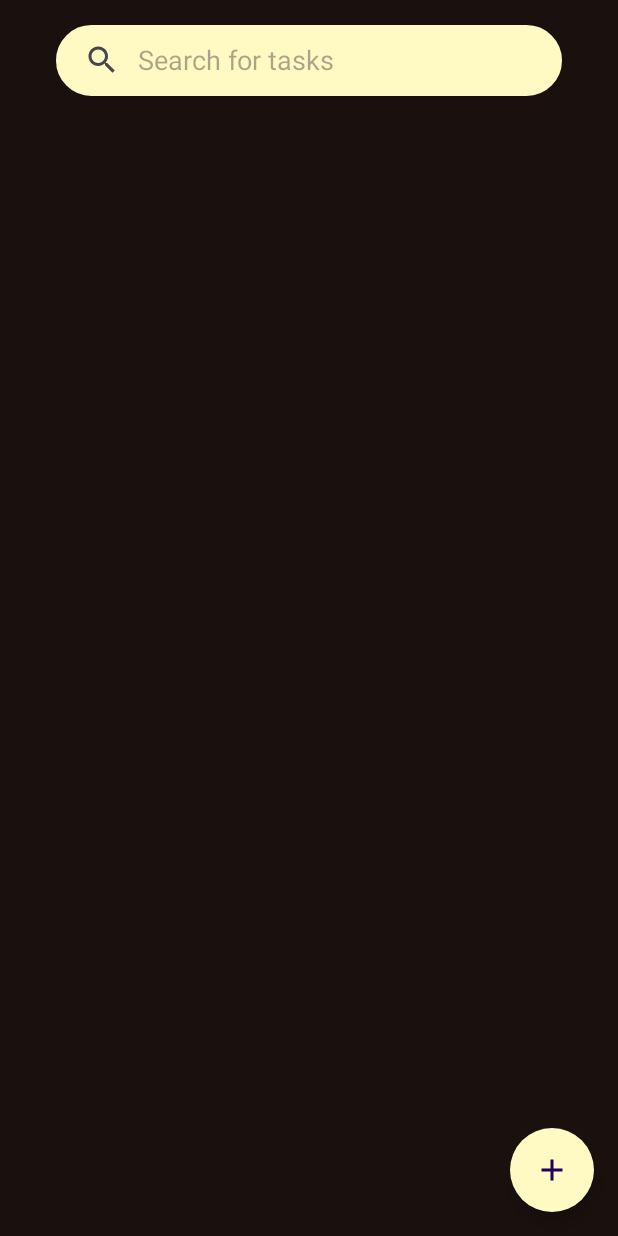
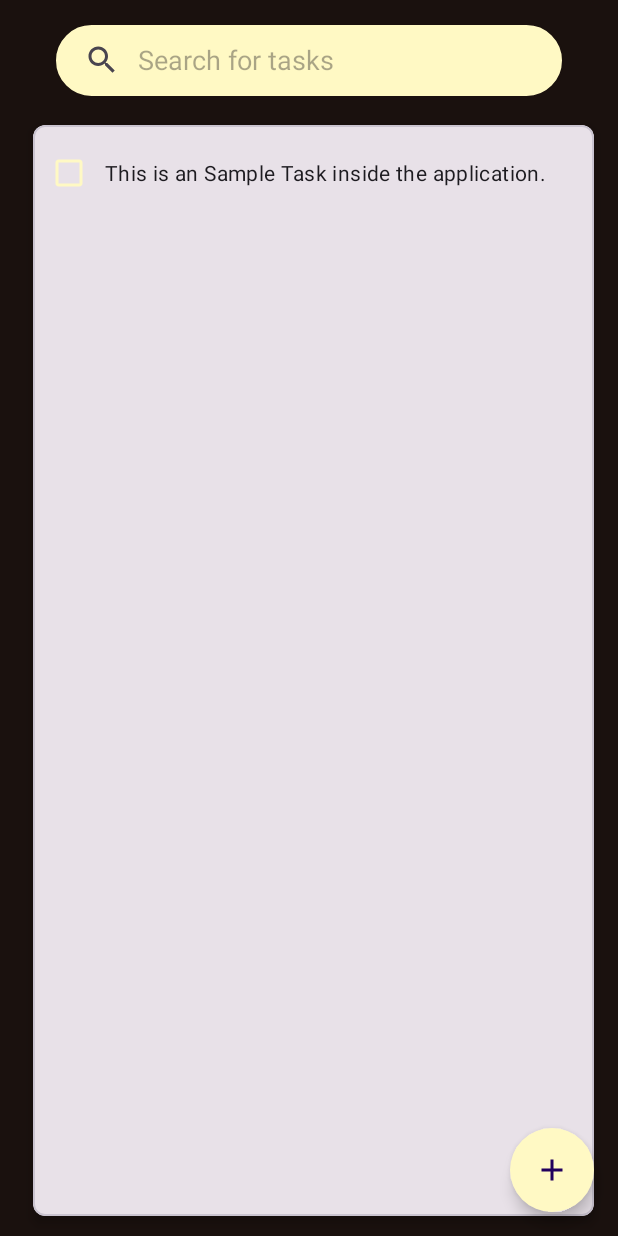
Before and after one commit to grigroviska/Nopedot, an Android app: the layout fragment_task_feed.xml on its own in the app's theme, with its tools: preview values and no code run, on a phone screen of 412 x 824 dp. Run offline under Robolectric (Android 15) with nearby library versions, the light colour scheme and no system bars.

Commit message:
The foundations for the Task page have been created.

```diff
--- a/app/src/main/res/layout/fragment_task_feed.xml
+++ b/app/src/main/res/layout/fragment_task_feed.xml
@@ -25,6 +25,38 @@
         app:layout_constraintStart_toStartOf="parent"
         app:layout_constraintTop_toTopOf="parent"/>
 
+    <androidx.recyclerview.widget.RecyclerView
+        android:id="@+id/rvNote"
+        android:layout_width="match_parent"
+        android:layout_height="0dp"
+        android:clipToPadding="false"
+        android:paddingStart="6dp"
+        android:paddingTop="10dp"
+        android:paddingBottom="5dp"
+        android:transitionGroup="true"
+        tools:listitem="@layout/task_item_layout"
+        app:layout_manager="androidx.recyclerview.widget.LinearLayoutManager"
+        app:layout_constraintBottom_toBottomOf="parent"
+        app:layout_constraintEnd_toEndOf="parent"
+        app:layout_constraintStart_toStartOf="parent"
+        app:layout_constraintTop_toBottomOf="@+id/searchView" />
+
+    <androidx.constraintlayout.widget.ConstraintLayout
+        android:layout_width="match_parent"
+        android:layout_height="match_parent">
+
+        <ImageView
+            android:id="@+id/noData"
+            android:layout_width="match_parent"
+            android:layout_height="300dp"
+            android:src="@drawable/no_data"
+            app:layout_constraintBottom_toBottomOf="parent"
+            app:layout_constraintEnd_toEndOf="parent"
+            app:layout_constraintStart_toStartOf="parent"
+            android:visibility="gone"/>
+
+    </androidx.constraintlayout.widget.ConstraintLayout>
+
     <com.google.android.material.floatingactionbutton.FloatingActionButton
         android:id="@+id/floatingActionButton"
         android:layout_width="wrap_content"
--- /dev/null
+++ b/app/src/main/res/layout/task_item_layout.xml
@@ -0,0 +1,26 @@
+<?xml version="1.0" encoding="utf-8"?>
+<com.google.android.material.card.MaterialCardView xmlns:android="http://schemas.android.com/apk/res/android"
+    android:layout_width="match_parent"
+    android:layout_height="match_parent"
+    xmlns:app="http://schemas.android.com/apk/res-auto"
+    app:cardElevation="4dp"
+    app:cardCornerRadius="8dp"
+    android:layout_marginHorizontal="16dp"
+    android:layout_marginVertical="8dp">
+
+    <RelativeLayout
+        android:layout_width="wrap_content"
+        android:layout_height="wrap_content"
+        android:padding="8dp">
+
+        <CheckBox
+            android:id="@+id/taskCheckBox"
+            android:layout_width="wrap_content"
+            android:layout_height="wrap_content"
+            android:text="@string/this_is_an_sample_task_inside_the_application"
+            android:paddingStart="8dp"
+            android:buttonTint="@color/ivoryWhite"/>
+
+    </RelativeLayout>
+
+</com.google.android.material.card.MaterialCardView>
--- a/app/src/main/res/values-night/strings.xml
+++ b/app/src/main/res/values-night/strings.xml
@@ -15,5 +15,8 @@
     <string name="search_task">Search for tasks</string>
     <string name="note">Note</string>
     <string name="note_title">Note Title</string>
+    <string name="this_is_an_sample_task_inside_the_application">This is an Sample Task inside the application.</string>
+    <string name="new_task">New Task</string>
+    <string name="save">Save</string>
 
 </resources>
--- a/app/src/main/res/values/strings.xml
+++ b/app/src/main/res/values/strings.xml
@@ -14,4 +14,7 @@
     <string name="search_task">Search for tasks</string>
     <string name="note">Note</string>
     <string name="note_title">Note Title</string>
+    <string name="this_is_an_sample_task_inside_the_application">This is an Sample Task inside the application.</string>
+    <string name="new_task">New Task</string>
+    <string name="save">Save</string>
 </resources>
--- a/app/src/main/res/values/themes.xml
+++ b/app/src/main/res/values/themes.xml
@@ -1,6 +1,6 @@
 <resources xmlns:tools="http://schemas.android.com/tools">
     <!-- Base application theme. -->
-    <style name="Base.Theme.NopeDot" parent="Theme.Material3.DayNight.NoActionBar">
+    <style name="Theme.NopeDot" parent="Theme.Material3.DayNight.NoActionBar">
         <!-- Customize your light theme here. -->
         <item name="android:statusBarColor">@color/brown</item>
         <item name="android:textColor">@color/white</item>
@@ -9,7 +9,6 @@
         <item name="android:forceDarkAllowed" tools:targetApi="q">false</item>
     </style>
 
-    <style name="Theme.NopeDot" parent="Base.Theme.NopeDot" />
 
     <style name="RoundedShape">
         <item name="cornerFamily">rounded</item>
```
Also changed, not shown: app/src/main/res/layout/new_task.xml (added, +25 -0 lines).
